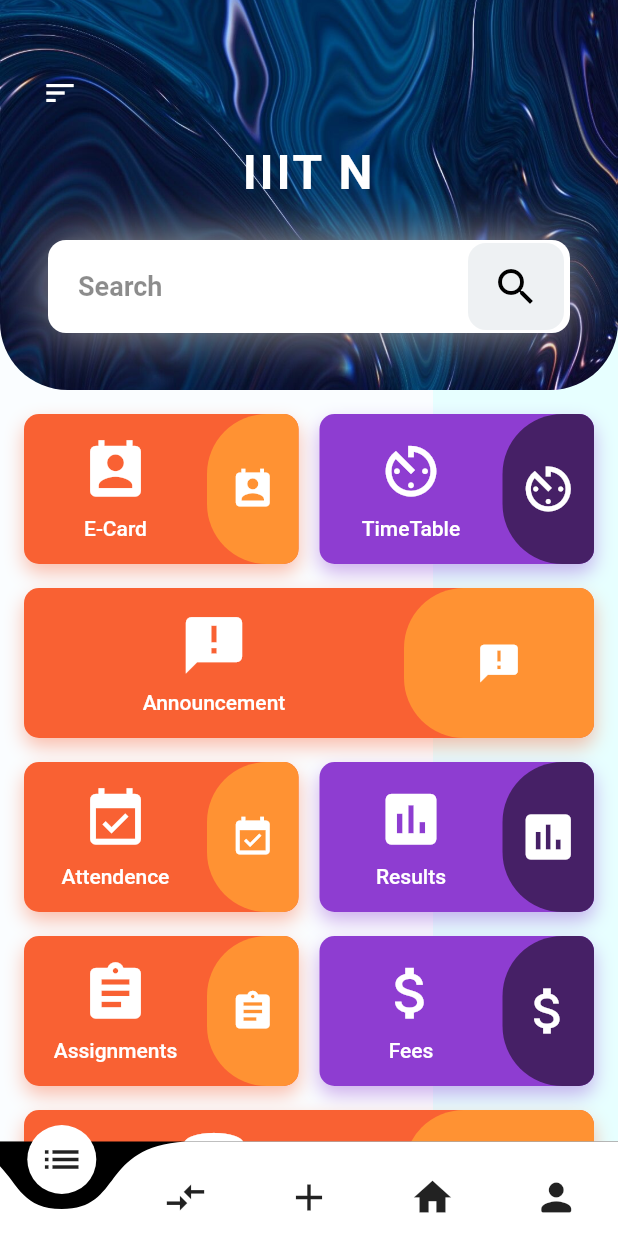
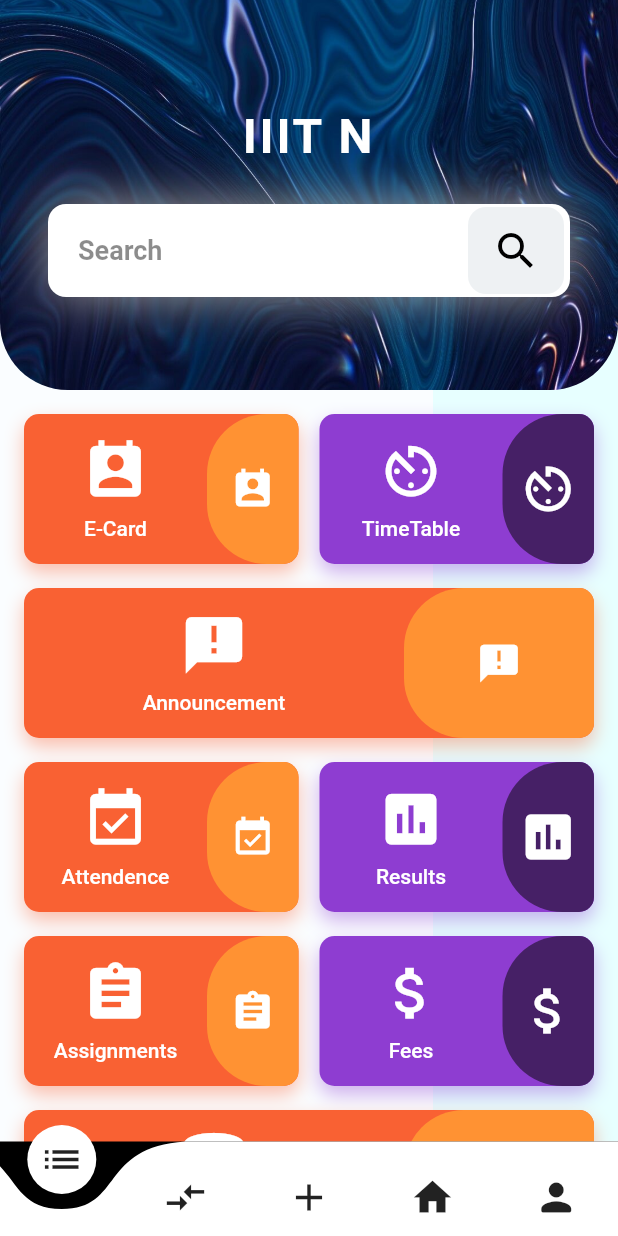
Before and after one commit to Blaze-Community/our_e_college_app, a Flutter app: the Resources screen opened directly, on a phone screen of 412 x 824 dp. Run offline on Flutter 3.47's test engine with Material 2 defaults, Android fonts, the light colour scheme and no system bars; drawn by our look-alikes of curved_navigation_bar; our stand-ins replace flutter_login, font_awesome_flutter, table_calendar; Roboto replaces fonts that are missing (pop).

Commit message:
deleted the side drawer

```diff
--- a/lib/Resources.dart
+++ b/lib/Resources.dart
@@ -1,7 +1,6 @@
 import 'package:curved_navigation_bar/curved_navigation_bar.dart';
 import 'package:flutter/material.dart';
-import 'package:our_e_college_app/utils/Theme.dart'as AppTheme;
-import 'package:our_e_college_app/utils/drawer.dart';
+import 'package:our_e_college_app/utils/Theme.dart' as AppTheme;
 import 'package:our_e_college_app/utils/homepage.dart';
 
 //State class
@@ -27,10 +26,6 @@ class Resources extends StatelessWidget {
             //Handle button tap
           },
         ),
-      body: Stack(
-        children: [DrawerApp(), HomeScreen()],
-      ),
-
-    );
+        body: HomeScreen());
   }
 }
--- a/lib/main.dart
+++ b/lib/main.dart
@@ -1,6 +1,5 @@
 import 'package:flutter/material.dart';
 import 'package:flutter/widgets.dart';
-import 'package:our_e_college_app/Resources.dart';
 import 'package:our_e_college_app/LoginScreen.dart';
 
 void main() => runApp(MyApp());
--- a/lib/utils/drawer.dart
+++ /dev/null
@@ -1,168 +0,0 @@
-import 'package:flutter/material.dart';
-
-class DrawerApp extends StatefulWidget {
-  @override
-  _DrawerAppState createState() => _DrawerAppState();
-}
-
-class _DrawerAppState extends State<DrawerApp> {
-  Widget build(BuildContext context) {
-    return new Container(
-      color: Colors.black87,
-      padding: EdgeInsets.only(top: 40, bottom: 40, left: 10),
-      child: Column(
-        mainAxisAlignment: MainAxisAlignment.spaceBetween,
-        children: [
-          Row(children: [
-            CircleAvatar(
-              backgroundColor: Colors.grey,
-              child: Icon(
-                Icons.person,
-                color: Colors.white,
-              ),
-            ),
-            SizedBox(
-              width: 10,
-            ),
-            Column(
-              crossAxisAlignment: CrossAxisAlignment.start,
-              children: [
-                Text("harsh Shirvastava",
-                    style: TextStyle(
-                        color: Colors.white, fontWeight: FontWeight.bold)),
-                Text("Active Status",
-                    style: TextStyle(
-                        color: Colors.white, fontWeight: FontWeight.bold)),
-              ],
-            )
-          ]),
-          Column(
-            mainAxisAlignment: MainAxisAlignment.spaceBetween,
-            children: [
-              Row(
-                children: [
-                  Icon(
-                    Icons.person,
-                    color: Colors.white,
-                    size: 30,
-                  ),
-                  SizedBox(
-                    width: 10,
-                  ),
-                  Text(
-                    'Profile',
-                    style: TextStyle(
-                        color: Colors.white,
-                        fontWeight: FontWeight.bold,
-                        fontSize: 20),
-                  )
-                ],
-              ),
-              SizedBox(
-                height: 20,
-              ),
-              Row(
-                children: [
-                  Icon(Icons.assessment, color: Colors.white, size: 30),
-                  SizedBox(
-                    width: 10,
-                  ),
-                  Text(
-                    'Reports',
-                    style: TextStyle(
-                        color: Colors.white,
-                        fontWeight: FontWeight.bold,
-                        fontSize: 20),
-                  )
-                ],
-              ),
-              SizedBox(
-                height: 20,
-              ),
-              Row(
-                children: [
-                  Icon(Icons.assignment, color: Colors.white, size: 30),
-                  SizedBox(
-                    width: 10,
-                  ),
-                  Text(
-                    'Assigmnets',
-                    style: TextStyle(
-                        color: Colors.white,
-                        fontWeight: FontWeight.bold,
-                        fontSize: 20),
-                  )
-                ],
-              ),
-              SizedBox(
-                height: 20,
-              ),
-              Row(
-                children: [
-                  Icon(Icons.bar_chart_rounded, color: Colors.white, size: 30),
-                  SizedBox(
-                    width: 10,
-                  ),
-                  Text(
-                    'Attendance',
-                    style: TextStyle(
-                        color: Colors.white,
-                        fontWeight: FontWeight.bold,
-                        fontSize: 20),
-                  )
-                ],
-              ),
-              SizedBox(
-                height: 20,
-              ),
-              Row(
-                children: [
-                  Icon(Icons.content_paste_sharp,
-                      color: Colors.white, size: 30),
-                  SizedBox(
-                    width: 10,
-                  ),
-                  Text(
-                    'Notice',
-                    style: TextStyle(
-                        color: Colors.white,
-                        fontWeight: FontWeight.bold,
-                        fontSize: 20),
-                  )
-                ],
-              )
-            ],
-          ),
-          Row(
-            children: [
-              Icon(
-                Icons.settings,
-                color: Colors.white,
-              ),
-              SizedBox(
-                width: 10,
-              ),
-              Text('Settings',
-                  style: TextStyle(
-                      color: Colors.white, fontWeight: FontWeight.bold)),
-              SizedBox(
-                width: 10,
-              ),
-              Container(
-                width: 2,
-                height: 20,
-                color: Colors.white,
-              ),
-              SizedBox(
-                width: 10,
-              ),
-              Text('Log Out',
-                  style: TextStyle(
-                      color: Colors.white, fontWeight: FontWeight.bold)),
-            ],
-          ),
-        ],
-      ),
-    );
-  }
-}
--- a/lib/utils/homepage.dart
+++ b/lib/utils/homepage.dart
@@ -1,4 +1,3 @@
-import 'package:curved_navigation_bar/curved_navigation_bar.dart';
 import 'package:flutter/material.dart';
 import 'package:font_awesome_flutter/font_awesome_flutter.dart';
 import 'package:our_e_college_app/components/annoucement.dart';
@@ -16,21 +15,10 @@ class HomeScreen extends StatefulWidget {
 }
 
 class _HomeScreenState extends State<HomeScreen> {
-  double xOffset = 0;
-  double yOffset = 0;
-  double scaleFactor = 1;
-  bool isDrawerOpen = false;
   final _controller = TextEditingController();
   @override
   Widget build(BuildContext context) {
-    return AnimatedContainer(
-      decoration: BoxDecoration(
-          borderRadius: BorderRadius.circular(isDrawerOpen ? 30 : 0.0),
-          color: Colors.grey[200]),
-      transform: Matrix4.translationValues(xOffset, yOffset, 0)
-        ..scale(scaleFactor),
-      duration: Duration(milliseconds: 250),
-      child: Container(
+    return Container(
       height: double.infinity,
       decoration: BoxDecoration(
         // Box decoration takes a gradient
@@ -75,28 +63,6 @@ class _HomeScreenState extends State<HomeScreen> {
                       mainAxisAlignment: MainAxisAlignment.center,
                       crossAxisAlignment: CrossAxisAlignment.start,
                       children: <Widget>[
-                          IconButton(
-                              icon: Icon(
-                                Icons.sort,
-                                color: AppTheme.Colors.white,
-                              ),
-                              onPressed: () {
-                                if (isDrawerOpen == false) {
-                                  setState(() {
-                                    xOffset = 230;
-                                    yOffset = 160;
-                                    scaleFactor = 0.6;
-                                    isDrawerOpen = true;
-                                  });
-                                } else {
-                                  setState(() {
-                                    xOffset = 0;
-                                    yOffset = 0;
-                                    scaleFactor = 1;
-                                    isDrawerOpen = false;
-                                  });
-                                }
-                              }),
                         SizedBox(
                           height: 10,
                         ),
@@ -216,8 +182,7 @@ class _HomeScreenState extends State<HomeScreen> {
                 ),
               ),
               Padding(
-                    padding:
-                        const EdgeInsets.only(top: 16, left: 16, right: 16),
+                  padding: const EdgeInsets.only(top: 16, left: 16, right: 16),
                   child: HomeCategoryItem(
                     primaryColor: AppTheme.Colors.flatRed,
                     primaryIcon: Icons.announcement,
@@ -319,8 +284,7 @@ class _HomeScreenState extends State<HomeScreen> {
                 ),
               ),
               Padding(
-                    padding:
-                        const EdgeInsets.only(top: 16, left: 16, right: 16),
+                  padding: const EdgeInsets.only(top: 16, left: 16, right: 16),
                   child: HomeCategoryItem(
                     primaryColor: AppTheme.Colors.flatRed,
                     primaryIcon: FontAwesomeIcons.bus,
@@ -330,8 +294,7 @@ class _HomeScreenState extends State<HomeScreen> {
                     secondaryIconHeight: 30,
                   )),
               Padding(
-                    padding:
-                        const EdgeInsets.only(top: 16, left: 16, right: 16),
+                  padding: const EdgeInsets.only(top: 16, left: 16, right: 16),
                   child: SizedBox(
                     height: 105,
                     child: ListView(
@@ -348,20 +311,17 @@ class _HomeScreenState extends State<HomeScreen> {
                                     primaryColor: AppTheme.Colors.flatRed,
                                     primaryIcon: Icons.assistant_photo,
                                     primaryTitle: "Exams",
-                                      secondaryColor:
-                                          AppTheme.Colors.flatOrange,
+                                    secondaryColor: AppTheme.Colors.flatOrange,
                                     secondaryIcon: Icons.assistant_photo,
                                     secondaryIconHeight: 30,
                                   )),
                             ),
                             Container(
-                                  width:
-                                      MediaQuery.of(context).size.width / 2.1,
+                                width: MediaQuery.of(context).size.width / 2.1,
                                 child: Padding(
                                     padding: const EdgeInsets.only(right: 16),
                                     child: HomeCategoryItem(
-                                        primaryColor:
-                                            AppTheme.Colors.flatPurple,
+                                      primaryColor: AppTheme.Colors.flatPurple,
                                       primaryIcon: FontAwesomeIcons.book,
                                       primaryTitle: "E-Book",
                                       secondaryColor:
@@ -388,7 +348,6 @@ class _HomeScreenState extends State<HomeScreen> {
           ),
         ],
       ),
-      ),
     );
   }
 }
```
Lines whose indentation alone changed are shown as unchanged.
